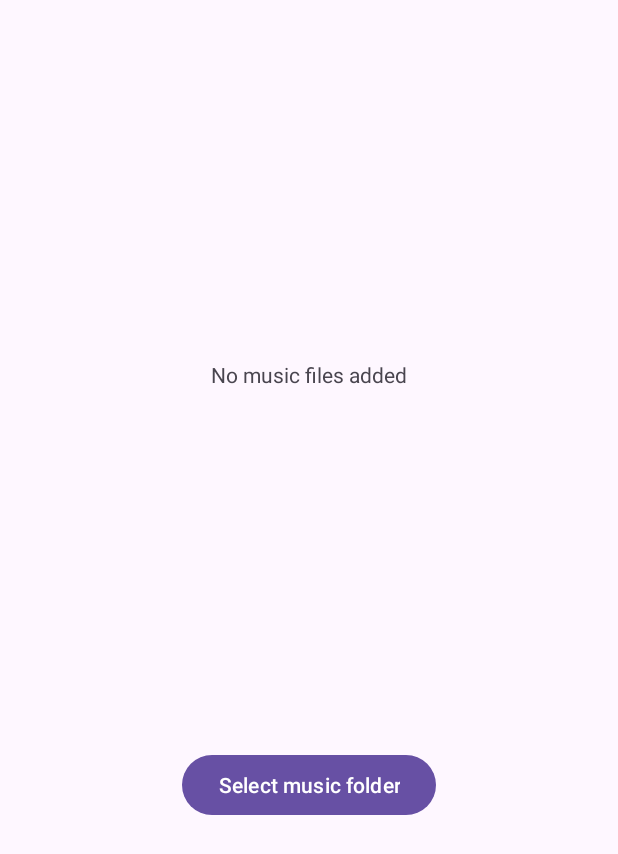
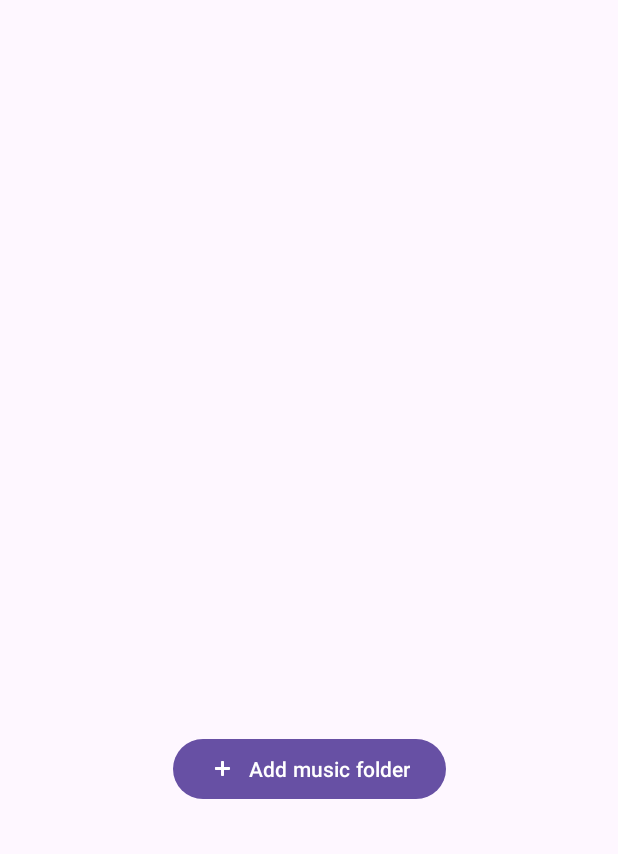
Before and after one commit to AnthonyThomahawk/CozyMusicPlayer, an Android app: the screen it shows after launch (MainActivity), on a phone screen of 412 x 824 dp. Shown: the top 854 px of the screen. Run offline under Robolectric (Android 15) with nearby library versions, the phone set to English and light mode, and no system bars.

Commit message:
Added recycler view to show loaded music tracks

```diff
--- a/app/build.gradle.kts
+++ b/app/build.gradle.kts
@@ -36,8 +36,7 @@ android {
 }
 
 dependencies {
-
-    implementation("androidx.core:core-ktx:1.9.0")
+    implementation("androidx.core:core-ktx:1.10.1")
     implementation("androidx.appcompat:appcompat:1.6.1")
     implementation("com.google.android.material:material:1.9.0")
     implementation("androidx.constraintlayout:constraintlayout:2.1.4")
--- a/app/src/main/res/layout/activity_main.xml
+++ b/app/src/main/res/layout/activity_main.xml
@@ -10,29 +10,39 @@
         android:id="@+id/selectfolderbtn"
         android:layout_width="wrap_content"
         android:layout_height="wrap_content"
-        android:layout_marginTop="499dp"
         android:layout_marginBottom="184dp"
-        android:text="Select music folder"
+        android:text="Add music folder"
+        app:icon="@android:drawable/ic_input_add"
         app:layout_constraintBottom_toBottomOf="parent"
         app:layout_constraintEnd_toEndOf="parent"
         app:layout_constraintStart_toStartOf="parent"
-        app:layout_constraintTop_toTopOf="parent"
-        app:layout_constraintVertical_bias="0.0" />
+        app:layout_constraintTop_toBottomOf="@+id/recyclerView"
+        app:layout_constraintVertical_bias="0.4" />
 
-    <TextView
-        android:id="@+id/textView"
+    <androidx.recyclerview.widget.RecyclerView
+        android:id="@+id/recyclerView"
         android:layout_width="345dp"
-        android:layout_height="242dp"
-        android:layout_marginTop="193dp"
-        android:layout_marginBottom="342dp"
-        android:scrollbarStyle="insideInset"
-        android:scrollHorizontally="true"
-        android:text="No music files added"
-        android:textAlignment="center"
-        app:layout_constraintBottom_toBottomOf="parent"
+        android:layout_height="257dp"
+        android:layout_marginTop="162dp"
+        android:scrollbars="vertical"
         app:layout_constraintEnd_toEndOf="parent"
-        app:layout_constraintHorizontal_bias="0.496"
         app:layout_constraintStart_toStartOf="parent"
-        app:layout_constraintTop_toTopOf="parent"
-        app:layout_constraintVertical_bias="1.0" />
+        app:layout_constraintTop_toTopOf="parent" />
+
+    <!--    <TextView-->
+    <!--        android:id="@+id/textView"-->
+    <!--        android:layout_width="345dp"-->
+    <!--        android:layout_height="242dp"-->
+    <!--        android:layout_marginTop="193dp"-->
+    <!--        android:layout_marginBottom="342dp"-->
+    <!--        android:scrollbarStyle="insideInset"-->
+    <!--        android:scrollHorizontally="true"-->
+    <!--        android:text="No music files added"-->
+    <!--        android:textAlignment="center"-->
+    <!--        app:layout_constraintBottom_toBottomOf="parent"-->
+    <!--        app:layout_constraintEnd_toEndOf="parent"-->
+    <!--        app:layout_constraintHorizontal_bias="0.496"-->
+    <!--        app:layout_constraintStart_toStartOf="parent"-->
+    <!--        app:layout_constraintTop_toTopOf="parent"-->
+    <!--        app:layout_constraintVertical_bias="1.0" />-->
 </androidx.constraintlayout.widget.ConstraintLayout>
```
Also changed, not shown: app/src/main/java/com/TonyTSoftware/cozymusicplayer/ListItemData.kt (added, +27 -0 lines), app/src/main/java/com/TonyTSoftware/cozymusicplayer/MainActivity.kt (+20 -19 lines), app/src/main/java/com/TonyTSoftware/cozymusicplayer/TrackListAdapter.kt (added, +34 -0 lines), app/src/main/res/drawable/border.xml (added, +8 -0 lines), app/src/main/res/layout/iteminlist.xml (added, +29 -0 lines).
